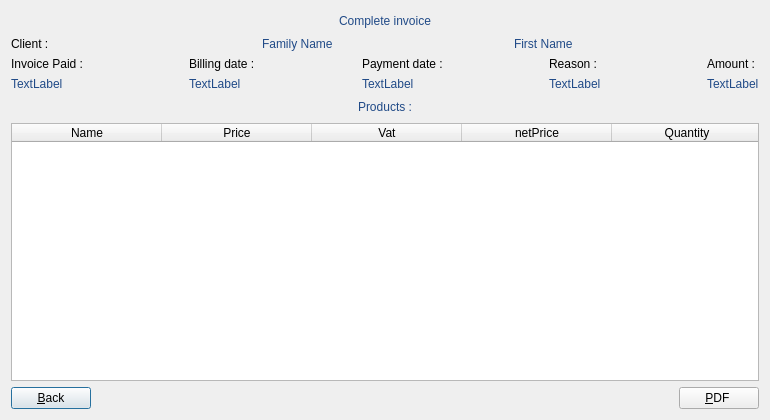
JMainard/manageBill, file manageBill/dialoginvoicecomplete.ui: the form before one commit.
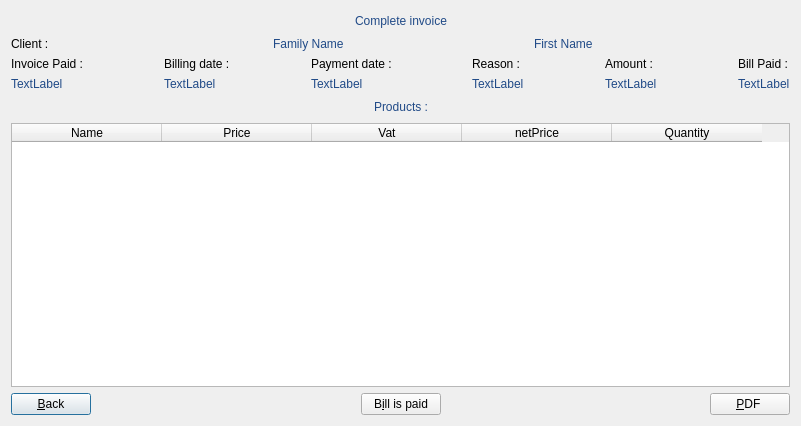
The form after the commit. Icons and pictures are not drawn.

```diff
--- a/manageBill/dialoginvoicecomplete.ui
+++ b/manageBill/dialoginvoicecomplete.ui
@@ -6,8 +6,8 @@
    <rect>
     <x>0</x>
     <y>0</y>
-    <width>770</width>
-    <height>420</height>
+    <width>801</width>
+    <height>426</height>
    </rect>
   </property>
   <property name="minimumSize">
@@ -22,7 +22,7 @@
   <property name="styleSheet">
    <string notr="true"/>
   </property>
-  <layout class="QGridLayout" name="gridLayout_2">
+  <layout class="QGridLayout" name="gridLayout_3">
    <item row="0" column="0">
     <layout class="QHBoxLayout" name="horizontalLayout">
      <item>
@@ -101,8 +101,8 @@
     </layout>
    </item>
    <item row="2" column="0">
-    <layout class="QHBoxLayout" name="horizontalLayout_4">
-     <item>
+    <layout class="QGridLayout" name="gridLayout_2">
+     <item row="0" column="0">
       <layout class="QVBoxLayout" name="verticalLayout">
        <item>
         <widget class="QLabel" name="labelI">
@@ -127,7 +127,7 @@
        </item>
       </layout>
      </item>
-     <item>
+     <item row="0" column="1">
       <spacer name="horizontalSpacer_8">
        <property name="orientation">
         <enum>Qt::Horizontal</enum>
@@ -140,7 +140,7 @@
        </property>
       </spacer>
      </item>
-     <item>
+     <item row="0" column="2">
       <layout class="QVBoxLayout" name="verticalLayout_2">
        <item>
         <widget class="QLabel" name="labelB">
@@ -165,7 +165,7 @@
        </item>
       </layout>
      </item>
-     <item>
+     <item row="0" column="3">
       <spacer name="horizontalSpacer_7">
        <property name="orientation">
         <enum>Qt::Horizontal</enum>
@@ -178,7 +178,7 @@
        </property>
       </spacer>
      </item>
-     <item>
+     <item row="0" column="4">
       <layout class="QVBoxLayout" name="verticalLayout_3">
        <item>
         <widget class="QLabel" name="labelP">
@@ -203,7 +203,7 @@
        </item>
       </layout>
      </item>
-     <item>
+     <item row="0" column="5">
       <spacer name="horizontalSpacer_6">
        <property name="orientation">
         <enum>Qt::Horizontal</enum>
@@ -216,7 +216,7 @@
        </property>
       </spacer>
      </item>
-     <item>
+     <item row="0" column="6">
       <layout class="QVBoxLayout" name="verticalLayout_4">
        <item>
         <widget class="QLabel" name="labelR">
@@ -241,7 +241,7 @@
        </item>
       </layout>
      </item>
-     <item>
+     <item row="0" column="7">
       <spacer name="horizontalSpacer_5">
        <property name="orientation">
         <enum>Qt::Horizontal</enum>
@@ -254,7 +254,7 @@
        </property>
       </spacer>
      </item>
-     <item>
+     <item row="0" column="8">
       <layout class="QVBoxLayout" name="verticalLayout_5">
        <item>
         <widget class="QLabel" name="labelA">
@@ -279,6 +279,44 @@
        </item>
       </layout>
      </item>
+     <item row="0" column="9">
+      <spacer name="horizontalSpacer_10">
+       <property name="orientation">
+        <enum>Qt::Horizontal</enum>
+       </property>
+       <property name="sizeHint" stdset="0">
+        <size>
+         <width>40</width>
+         <height>20</height>
+        </size>
+       </property>
+      </spacer>
+     </item>
+     <item row="0" column="10">
+      <layout class="QFormLayout" name="formLayout">
+       <item row="2" column="0">
+        <widget class="QLabel" name="label_3">
+         <property name="styleSheet">
+          <string notr="true">font: 75 13pt &quot;URW Palladio L&quot;;
+color: rgb(32, 74, 135);</string>
+         </property>
+         <property name="text">
+          <string>TextLabel</string>
+         </property>
+        </widget>
+       </item>
+       <item row="1" column="0">
+        <widget class="QLabel" name="label_2">
+         <property name="styleSheet">
+          <string notr="true">font: 75 14pt &quot;URW Palladio L&quot;;</string>
+         </property>
+         <property name="text">
+          <string>Bill Paid :</string>
+         </property>
+        </widget>
+       </item>
+      </layout>
+     </item>
     </layout>
    </item>
    <item row="3" column="0">
@@ -323,7 +361,7 @@
     </layout>
    </item>
    <item row="4" column="0">
-    <widget class="QTableWidget" name="tableWidget">
+    <widget class="QTableWidget" name="tableWidgetProduct">
      <property name="minimumSize">
       <size>
        <width>0</width>
@@ -398,13 +436,43 @@
        </property>
        <property name="sizeHint" stdset="0">
         <size>
-         <width>501</width>
+         <width>40</width>
          <height>20</height>
         </size>
        </property>
       </spacer>
      </item>
      <item row="0" column="2">
+      <widget class="QPushButton" name="pushButtonBillIsPaid">
+       <property name="text">
+        <string>B&amp;ill is paid</string>
+       </property>
+       <property name="icon">
+        <iconset resource="icon.qrc">
+         <normaloff>:/icon/image/check24.png</normaloff>:/icon/image/check24.png</iconset>
+       </property>
+       <property name="iconSize">
+        <size>
+         <width>24</width>
+         <height>24</height>
+        </size>
+       </property>
+      </widget>
+     </item>
+     <item row="0" column="3">
+      <spacer name="horizontalSpacer_11">
+       <property name="orientation">
+        <enum>Qt::Horizontal</enum>
+       </property>
+       <property name="sizeHint" stdset="0">
+        <size>
+         <width>40</width>
+         <height>20</height>
+        </size>
+       </property>
+      </spacer>
+     </item>
+     <item row="0" column="4">
       <widget class="QPushButton" name="pushButtonPDFInvoice">
        <property name="styleSheet">
         <string notr="true">font: 75 13pt &quot;URW Palladio L&quot;;</string>
@@ -412,6 +480,16 @@
        <property name="text">
         <string>&amp;PDF </string>
        </property>
+       <property name="icon">
+        <iconset resource="icon.qrc">
+         <normaloff>:/icon/image/pdf.png</normaloff>:/icon/image/pdf.png</iconset>
+       </property>
+       <property name="iconSize">
+        <size>
+         <width>24</width>
+         <height>24</height>
+        </size>
+       </property>
       </widget>
      </item>
     </layout>
```
Left out of the diff: 2 changed lines with no effect on the pictures.
